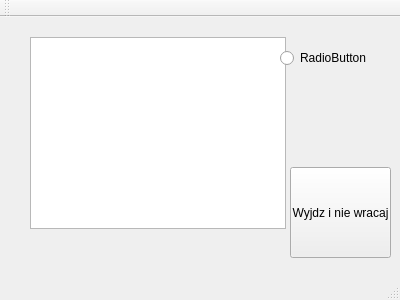
Old version of the form mainwindow.ui in the repository hjnowakowski/music-player.
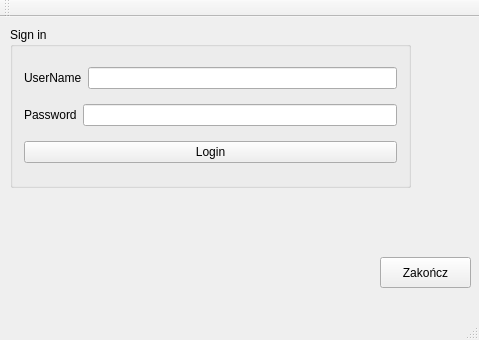
New version of the form.

Commit message: login window, message that runs after username and passwords are entered

What changed in the file:
```diff
--- a/mainwindow.ui
+++ b/mainwindow.ui
@@ -6,53 +6,84 @@
    <rect>
     <x>0</x>
     <y>0</y>
-    <width>400</width>
-    <height>300</height>
+    <width>479</width>
+    <height>340</height>
    </rect>
   </property>
   <property name="windowTitle">
    <string>MainWindow</string>
   </property>
   <widget class="QWidget" name="centralWidget">
-   <widget class="QListView" name="listView">
-    <property name="geometry">
-     <rect>
-      <x>30</x>
-      <y>20</y>
-      <width>256</width>
-      <height>192</height>
-     </rect>
-    </property>
-   </widget>
-   <widget class="QRadioButton" name="radioButton">
-    <property name="geometry">
-     <rect>
-      <x>280</x>
-      <y>30</y>
-      <width>100</width>
-      <height>22</height>
-     </rect>
-    </property>
-    <property name="text">
-     <string>RadioButton</string>
-    </property>
-   </widget>
    <widget class="QPushButton" name="Quit">
     <property name="geometry">
      <rect>
-      <x>290</x>
-      <y>150</y>
-      <width>101</width>
-      <height>91</height>
+      <x>380</x>
+      <y>240</y>
+      <width>91</width>
+      <height>31</height>
      </rect>
     </property>
     <property name="cursor">
      <cursorShape>OpenHandCursor</cursorShape>
     </property>
     <property name="text">
-     <string>Wyjdz i nie wracaj</string>
+     <string>Zakończ</string>
     </property>
    </widget>
+   <widget class="QGroupBox" name="groupBox">
+    <property name="geometry">
+     <rect>
+      <x>10</x>
+      <y>10</y>
+      <width>401</width>
+      <height>161</height>
+     </rect>
+    </property>
+    <property name="title">
+     <string>Sign in</string>
+    </property>
+    <layout class="QVBoxLayout" name="verticalLayout">
+     <item>
+      <layout class="QHBoxLayout" name="horizontalLayout">
+       <item>
+        <widget class="QLabel" name="label_2">
+         <property name="text">
+          <string>UserName</string>
+         </property>
+        </widget>
+       </item>
+       <item>
+        <widget class="QLineEdit" name="lineEdit_username">
+         <property name="text">
+          <string/>
+         </property>
+        </widget>
+       </item>
+      </layout>
+     </item>
+     <item>
+      <layout class="QHBoxLayout" name="horizontalLayout_2">
+       <item>
+        <widget class="QLabel" name="label">
+         <property name="text">
+          <string>Password</string>
+         </property>
+        </widget>
+       </item>
+       <item>
+        <widget class="QLineEdit" name="lineEdit_password"/>
+       </item>
+      </layout>
+     </item>
+     <item>
+      <widget class="QPushButton" name="pushButton_Login">
+       <property name="text">
+        <string>Login</string>
+       </property>
+      </widget>
+     </item>
+    </layout>
+   </widget>
   </widget>
   <widget class="QMenuBar" name="menuBar">
    <property name="geometry">
```
Left out of the diff: 25 changed lines with no effect on the pictures. The commit also changes 4 other files.
